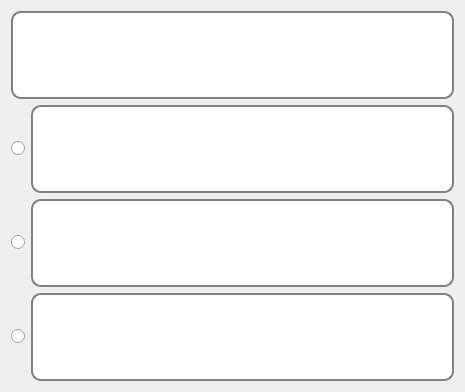
ppkt/EngineerExam, file questionwidget.ui: the form before one commit.
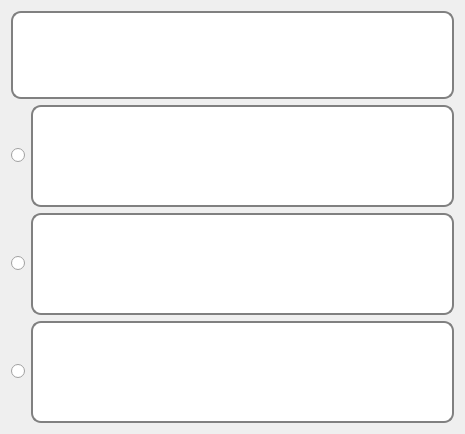
The form after the commit.

Diff of the .ui file:
```diff
--- a/questionwidget.ui
+++ b/questionwidget.ui
@@ -7,7 +7,7 @@
     <x>0</x>
     <y>0</y>
     <width>465</width>
-    <height>374</height>
+    <height>434</height>
    </rect>
   </property>
   <property name="windowTitle">
```
